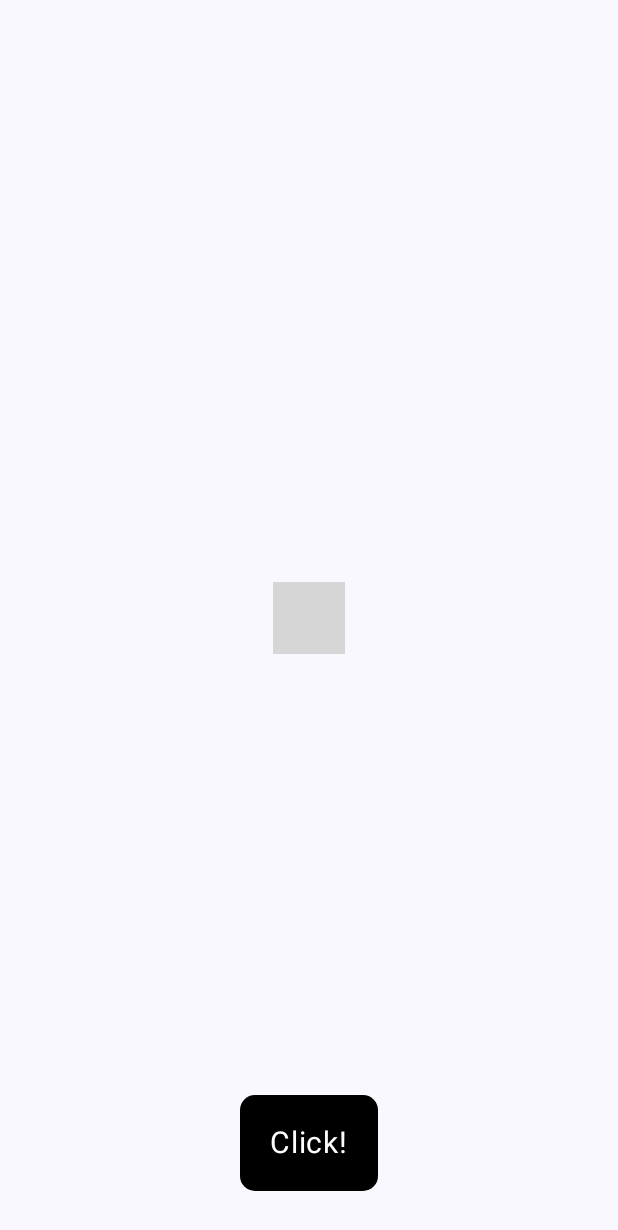
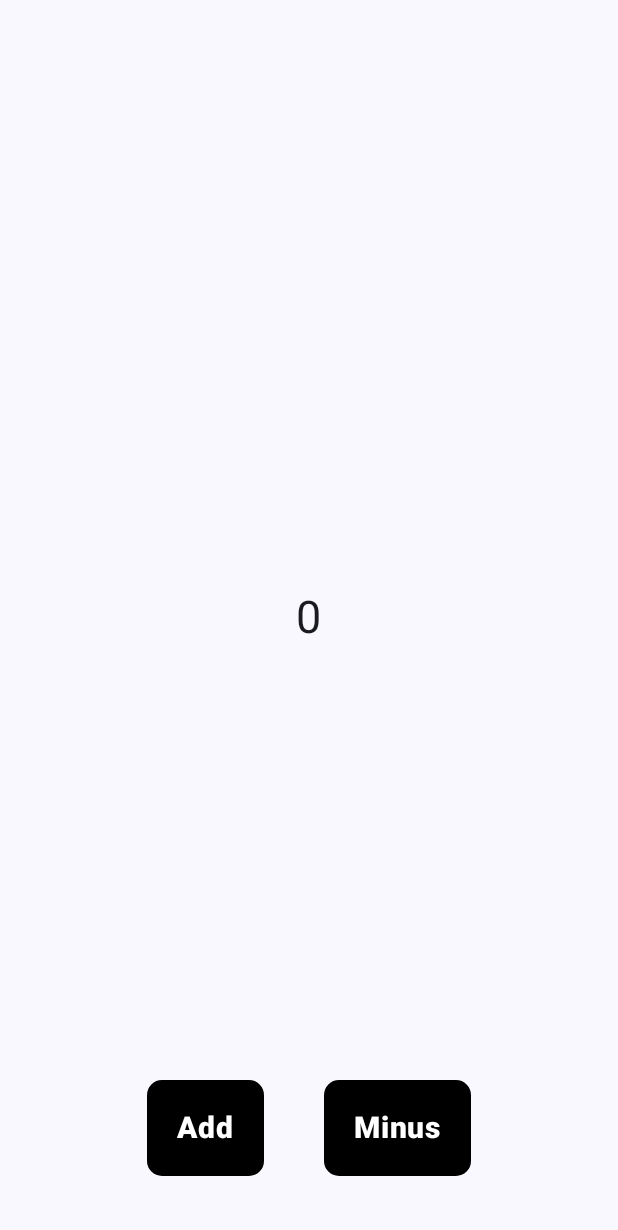
Before and after one commit to BEEEAM-J/MVI_Practice, an Android app built with Jetpack Compose: the composable MainScreen shown on its own in the app's theme, on a phone screen of 412 x 824 dp. Shown: the top 1230 px of the screen. Run offline under Robolectric (Android 15) with nearby library versions, the phone set to English and light mode, and no system bars; our stand-ins replace Dagger/Hilt's generated code; libraries missing offline, so code that uses them is left out: org.orbitmvi.orbit; 3 statements that could not run were skipped; grey boxes are pictures that could not be loaded.

```diff
--- a/app/src/main/java/com/beeeam/mvipractice/MainActivity.kt
+++ b/app/src/main/java/com/beeeam/mvipractice/MainActivity.kt
@@ -1,11 +1,14 @@
 package com.beeeam.mvipractice
 
 import android.os.Bundle
+import android.widget.Toast
 import androidx.activity.ComponentActivity
 import androidx.activity.compose.setContent
 import androidx.compose.foundation.background
 import androidx.compose.foundation.clickable
+import androidx.compose.foundation.layout.Arrangement
 import androidx.compose.foundation.layout.Box
+import androidx.compose.foundation.layout.Row
 import androidx.compose.foundation.layout.fillMaxSize
 import androidx.compose.foundation.layout.padding
 import androidx.compose.foundation.shape.RoundedCornerShape
@@ -17,6 +20,8 @@ import androidx.compose.ui.Alignment
 import androidx.compose.ui.Modifier
 import androidx.compose.ui.draw.clip
 import androidx.compose.ui.graphics.Color
+import androidx.compose.ui.platform.LocalContext
+import androidx.compose.ui.text.font.FontWeight
 import androidx.compose.ui.tooling.preview.Preview
 import androidx.compose.ui.unit.dp
 import androidx.compose.ui.unit.sp
@@ -24,6 +29,7 @@ import androidx.hilt.navigation.compose.hiltViewModel
 import com.beeeam.mvipractice.ui.theme.MVIPracticeTheme
 import dagger.hilt.android.AndroidEntryPoint
 import org.orbitmvi.orbit.compose.collectAsState
+import org.orbitmvi.orbit.compose.collectSideEffect
 
 @AndroidEntryPoint
 class MainActivity : ComponentActivity() {
@@ -36,7 +42,7 @@ class MainActivity : ComponentActivity() {
                     modifier = Modifier.fillMaxSize(),
                     color = MaterialTheme.colorScheme.background,
                 ) {
-                    MainScreen()
+                    MainRoute()
                 }
             }
         }
@@ -44,16 +50,28 @@ class MainActivity : ComponentActivity() {
 }
 
 @Composable
-fun MainScreen(
+fun MainRoute(
     viewModel: MainViewModel = hiltViewModel(),
 ) {
+    val context = LocalContext.current
     val uiState = viewModel.collectAsState().value
-//    viewModel.collectSideEffect { sideEffect ->
-//        when(sideEffect) {
-//            is MainSideEffect.ToastMsg ->
-//        }
-//    }
+    viewModel.collectSideEffect { sideEffect ->
+        when (sideEffect) {
+            is MainSideEffect.ToastMsg -> Toast.makeText(context, sideEffect.msg, Toast.LENGTH_SHORT).show()
+        }
+    }
 
+    MainScreen(
+        uiState = uiState,
+        updateCount = viewModel::updateCount,
+    )
+}
+
+@Composable
+fun MainScreen(
+    uiState: MainState = MainState(),
+    updateCount: (Int) -> Unit = {},
+) {
     Box(
         modifier = Modifier.fillMaxSize(),
     ) {
@@ -62,23 +80,46 @@ fun MainScreen(
             text = uiState.count.toString(),
             fontSize = 30.sp,
         )
-        Box(
+        Row(
             modifier = Modifier
                 .align(Alignment.BottomCenter)
-                .padding(bottom = 30.dp)
+                .padding(bottom = 40.dp),
+            horizontalArrangement = Arrangement.spacedBy(40.dp),
+        ) {
+            UpdateButton(
+                title = "Add",
+                onClick = { updateCount(uiState.count + 1) },
+            )
+
+            UpdateButton(
+                title = "Minus",
+                onClick = { updateCount(uiState.count - 1) },
+            )
+        }
+    }
+}
+
+@Composable
+fun UpdateButton(
+    modifier: Modifier = Modifier,
+    title: String,
+    onClick: () -> Unit,
+) {
+    Box(
+        modifier = modifier
             .clip(RoundedCornerShape(10.dp))
             .background(Color.Black)
-                .clickable(onClick = { viewModel.addCount(uiState.count + 1) }),
+            .clickable(onClick = onClick),
     ) {
         Text(
             modifier = Modifier
                 .align(Alignment.Center)
                 .padding(20.dp),
-                text = "Click!",
+            text = title,
             fontSize = 20.sp,
+            fontWeight = FontWeight.ExtraBold,
             color = Color.White,
         )
-        }
     }
 }
 
--- a/app/src/main/java/com/beeeam/mvipractice/MainContract.kt
+++ b/app/src/main/java/com/beeeam/mvipractice/MainContract.kt
@@ -4,4 +4,6 @@ data class MainState(
     val count: Int = 0,
 )
 
-sealed interface MainSideEffect
+sealed interface MainSideEffect {
+    data class ToastMsg(val msg: String) : MainSideEffect
+}
```
Also changed, not shown: app/src/main/java/com/beeeam/mvipractice/MainViewModel.kt (+11 -1 lines). Lines whose indentation alone changed are shown as unchanged.
